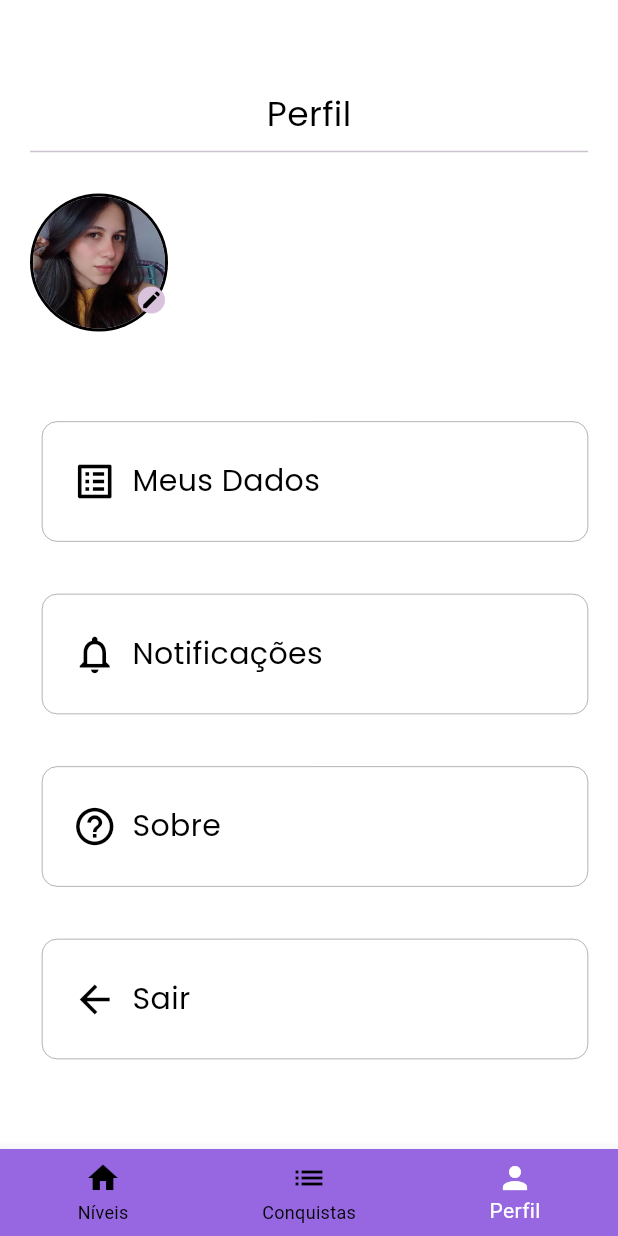
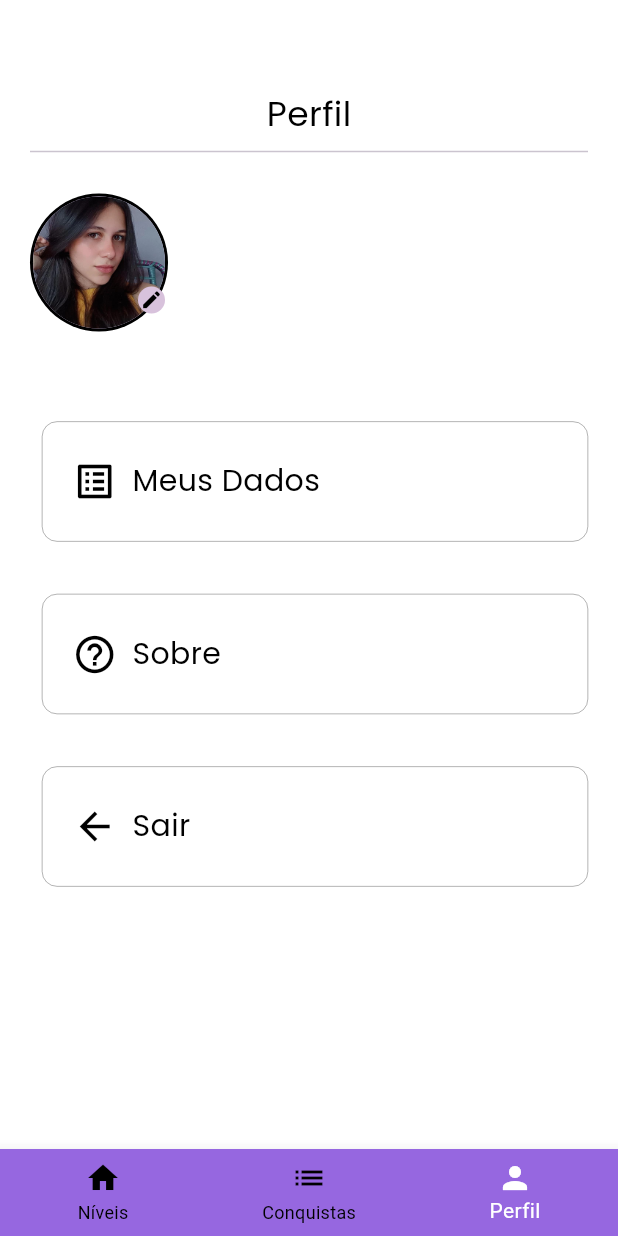
Before and after one commit to jucianevmaciel/quizdev, a Flutter app: the screen it shows once a user with an empty profile is signed in, item 3 of the bottom bar chosen, on a phone screen of 412 x 824 dp. Run offline on Flutter 3.47's test engine with Material 3 defaults, Android fonts, the light colour scheme and no system bars; our stand-ins replace firebase_auth, firebase_core, get, hive, hive_flutter; accounts and stored records are empty.

Commit message:
tela perfil

```diff
--- a/lib/telas/telaperfil.dart
+++ b/lib/telas/telaperfil.dart
@@ -104,14 +104,6 @@ class _TelaPerfilState extends State<TelaPerfil> {
               Padding(
                 padding: EdgeInsets.only(top: 35, left: 8),
                 child: InforPerfil(
-                  texto: "Notificações",
-                  cor: Colors.white,
-                  iconData: Icons.notifications_none,
-                ),
-              ),
-              Padding(
-                padding: EdgeInsets.only(top: 35, left: 8),
-                child: InforPerfil(
                   texto: "Sobre",
                   cor: Colors.white,
                   iconData: Icons.help_outline,
```
